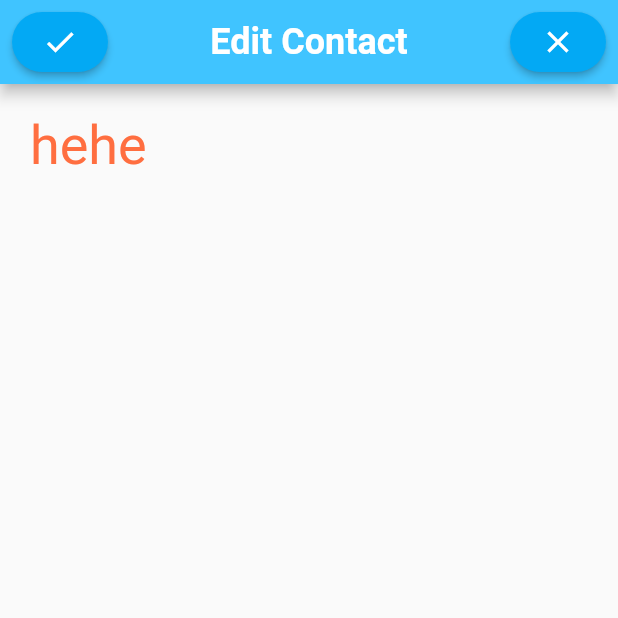
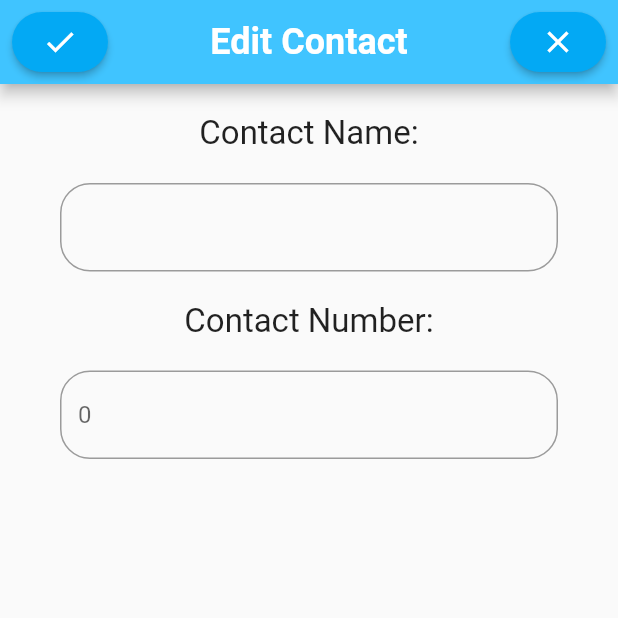
Before and after one commit to WinLoseDraw/learning_sqflite, a Flutter app: the EditContactPage screen opened by its route, on a phone screen of 412 x 824 dp, the top half of it. Run offline on Flutter 3.47's test engine with Material 2 defaults, Android fonts, the phone set to English and light mode, and no system bars; our stand-ins replace sqflite; accounts and stored records are empty.

Commit message:
Added edit contact functionality.

```diff
--- a/lib/contact_widget.dart
+++ b/lib/contact_widget.dart
@@ -47,6 +47,9 @@ class ContactWidget extends StatelessWidget {
                 height: 50.0,
                 child: ElevatedButton(
                   onPressed: () {
+                    Provider.of<ContactIDProvider>(context, listen: false).contactId = id;
+                    Provider.of<ContactIDProvider>(context, listen: false).contactName = name;
+                    Provider.of<ContactIDProvider>(context, listen: false).contactNumber = number;
                     Navigator.pushReplacementNamed(context, "EditContact");
                   },
                   child: Icon(Icons.edit),
@@ -61,7 +64,10 @@ class ContactWidget extends StatelessWidget {
               width: 50.0,
               height: 50.0,
               child: ElevatedButton(
-                onPressed: () {},
+                onPressed: () {
+                  Provider.of<DatabaseManager>(context, listen: false).delete(id).then(
+                          (value) => Provider.of<DatabaseManager>(context, listen: false).getAllContacts());
+                },
                 child: Icon(Icons.delete),
                 style: ButtonStyle(
                   padding: MaterialStateProperty.all(EdgeInsets.all(0.0)),
--- a/lib/edit_contact_page.dart
+++ b/lib/edit_contact_page.dart
@@ -1,6 +1,9 @@
 // ignore_for_file: prefer_const_constructors, prefer_const_literals_to_create_immutables
 
 import 'package:flutter/material.dart';
+import 'package:provider/provider.dart';
+
+import 'database_manager.dart';
 
 class EditContactPage extends StatefulWidget {
   const EditContactPage({Key? key}) : super(key: key);
@@ -10,8 +13,28 @@ class EditContactPage extends StatefulWidget {
 }
 
 class _EditContactPageState extends State<EditContactPage> {
+
+  String errorMessage = "";
+  String inputContactName = "";
+  int inputContactNumber = 0;
+
+  bool validateDetails(String name, int number) {
+    if (name.isEmpty) {
+      errorMessage = "Please enter a name.";
+      return false;
+    }
+    else if (number.toString().length != 10) {
+      errorMessage = "Please enter a valid number.";
+      return false;
+    }
+    else {
+      return true;
+    }
+  }
+
   @override
   Widget build(BuildContext context) {
+
     return Scaffold(
       appBar: AppBar(
         title: Text("Edit Contact",
@@ -26,7 +49,15 @@ class _EditContactPageState extends State<EditContactPage> {
           margin: EdgeInsets.all(8.0),
           child: ElevatedButton(
               onPressed: () {
-                Navigator.pushReplacementNamed(context, "/");
+                if (validateDetails(inputContactName, inputContactNumber)) {
+                  Provider.of<DatabaseManager>(context, listen: false).update(Contact(contactName: inputContactName, contactNumber: inputContactNumber, contactId: Provider.of<ContactIDProvider>(context, listen: false).contactId)).then(
+                          (value) => Provider.of<DatabaseManager>(context, listen: false).getAllContacts().then((value) => Navigator.pushReplacementNamed(context, "/")));
+                }
+                else {
+                  setState(() {
+                    errorMessage = errorMessage;
+                  });
+                }
               },
               child: Icon(Icons.check),
               style: ButtonStyle(
@@ -62,10 +93,42 @@ class _EditContactPageState extends State<EditContactPage> {
         margin: EdgeInsets.all(20.0),
         child: Column(
           children: [
-            Text("hehe",
+            Text("Contact Name:",
               style: TextStyle(
-                  fontSize: 36.0,
-                  color: Colors.deepOrangeAccent
+                fontSize: 22.0,
+              ),
+            ),
+            Container(
+              margin: EdgeInsets.all(20.0),
+              child: TextField(
+                decoration: InputDecoration(
+                  border: OutlineInputBorder(borderRadius: BorderRadius.circular(20.0)),
+                  hintText: Provider.of<ContactIDProvider>(context, listen: false).contactName,
+                ),
+                onChanged: (text) => inputContactName = text,
+              ),
+            ),
+            Text("Contact Number:",
+              style: TextStyle(
+                fontSize: 22.0,
+              ),
+            ),
+            Container(
+              margin: EdgeInsets.all(20.0),
+              child: TextField(
+                decoration: InputDecoration(
+                  border: OutlineInputBorder(borderRadius: BorderRadius.circular(20.0)),
+                  hintText: Provider.of<ContactIDProvider>(context, listen: false).contactNumber.toString(),
+                ),
+                keyboardType: TextInputType.number,
+                onChanged: (text) => inputContactNumber = int.parse(text),
+              ),
+            ),
+            Text(errorMessage,
+              style: TextStyle(
+                fontWeight: FontWeight.bold,
+                color: Colors.red,
+                fontSize: 22.0,
               ),
             ),
           ],
```
